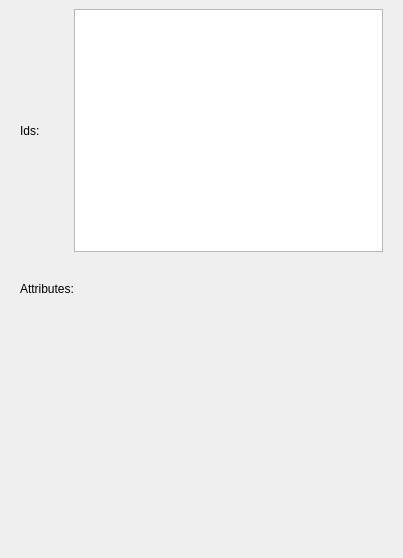
Above: src/gui/forms/fullinspector.ui from evoplex/evoplex before the change. Below: the same form after it.
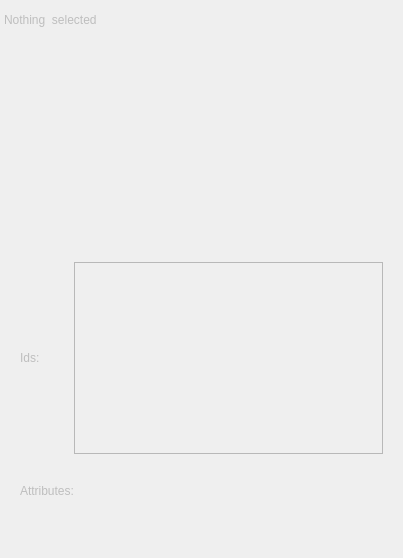
That is the form after the change.

Commit message: Full Inspector remains open

What changed in the file:
```diff
--- a/src/gui/forms/fullinspector.ui
+++ b/src/gui/forms/fullinspector.ui
@@ -13,7 +13,7 @@
   <property name="minimumSize">
    <size>
     <width>300</width>
-    <height>278</height>
+    <height>306</height>
    </size>
   </property>
   <property name="features">
@@ -34,7 +34,29 @@
      <number>0</number>
     </property>
     <item>
-     <widget class="QWidget" name="gridWidget" native="true">
+     <widget class="QPlainTextEdit" name="textMsg">
+      <property name="enabled">
+       <bool>false</bool>
+      </property>
+      <property name="frameShape">
+       <enum>QFrame::NoFrame</enum>
+      </property>
+      <property name="readOnly">
+       <bool>true</bool>
+      </property>
+      <property name="plainText">
+       <string>Nothing  selected</string>
+      </property>
+      <property name="backgroundVisible">
+       <bool>true</bool>
+      </property>
+     </widget>
+    </item>
+    <item>
+     <widget class="QWidget" name="inspectorContents" native="true">
+      <property name="enabled">
+       <bool>false</bool>
+      </property>
       <layout class="QGridLayout" name="gridLayout">
        <property name="leftMargin">
         <number>20</number>
@@ -64,13 +86,6 @@
        <item row="2" column="1">
         <layout class="QFormLayout" name="attrs"/>
        </item>
-       <item row="2" column="0">
-        <widget class="QLabel" name="lattrs">
-         <property name="text">
-          <string>Attributes:</string>
-         </property>
-        </widget>
-       </item>
        <item row="0" column="1">
         <widget class="QListWidget" name="ids">
          <property name="baseSize">
@@ -94,6 +109,13 @@
          </property>
         </spacer>
        </item>
+       <item row="1" column="0">
+        <widget class="QLabel" name="lattrs">
+         <property name="text">
+          <string>Attributes:</string>
+         </property>
+        </widget>
+       </item>
       </layout>
      </widget>
     </item>
```
The commit also changes 2 other files.
